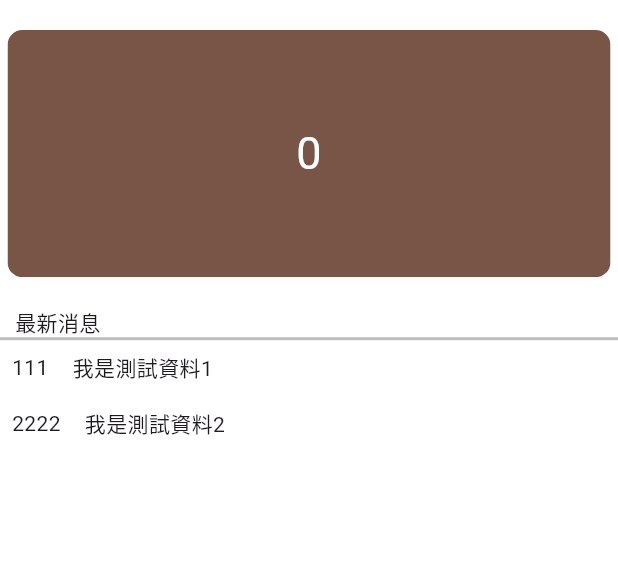
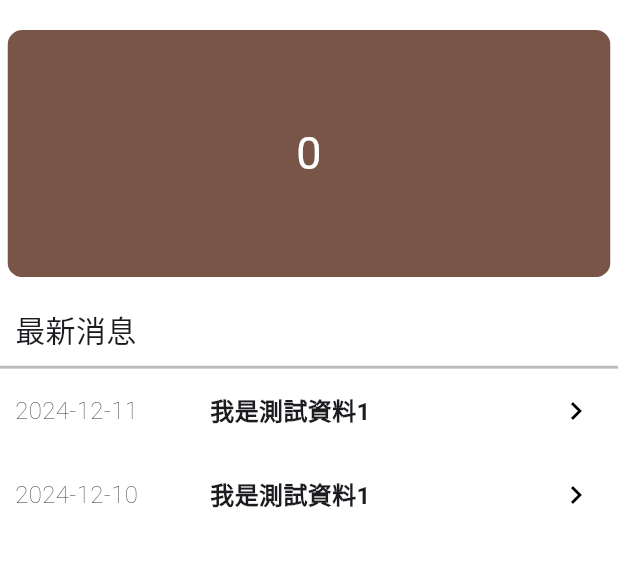
Before and after one commit to yieie/DB_FinalProject, a Flutter app: the screen it shows after launch, after a tap on "首頁", on a phone screen of 412 x 824 dp, the part 84-651 px from its top. Run offline on Flutter 3.47's test engine with Material 3 defaults, Android fonts, the phone set to English and light mode, and no system bars; drawn by our look-alikes of carousel_slider; our stand-ins replace dio, shared_preferences; network calls fail.

Commit message:
點擊主頁面公告連結可查看公告詳細內容

```diff
--- a/frontend/lib/ApiService.dart
+++ b/frontend/lib/ApiService.dart
@@ -1,4 +1,5 @@
 import 'dart:convert';
+import 'package:dio/dio.dart';
 import 'package:http/http.dart' as http;
 import 'DataStruct.dart';
 
@@ -31,9 +32,9 @@ class ApiService {
     }
   }
 
-  //拿取Announcement資料，使用get查詢，目前只拿取date、title、info
+  //拿取Announcement資料，使用get查詢，只拿取id、date、title
   //AnnStruct結構可參照DataStruct.dart
-  Future<List<AnnStruct>> getAnn() async {
+  Future<List<AnnStruct>> getAnnBasic() async {
     final uri = Uri.parse('$baseUrl/Ann/list');
     try {
       final response = await http.get(uri);
@@ -41,7 +42,29 @@ class ApiService {
         final data = jsonDecode(response.body);
         if (data != null) {
           // 將 JSON 轉換為 AnnStruct 列表
-          return (data as List).map((json) => AnnStruct.fromJson(json)).toList();
+          return (data as List).map((json) => AnnStruct.fromBasicJson(json)).toList();
+        } else {
+          throw Exception('Response data is null');
+        }
+      } else {
+        print("Error: ${response.statusCode} ${response.body}");
+        throw Exception('Failed to get Announcement');
+      }
+    } catch (e) {
+      print("Request failed: $e");
+      throw Exception('Error fetching Announcements');
+    }
+  }
+
+  Future<AnnStruct> getAnnDetail(int id) async{
+    final url = Uri.parse('$baseUrl/Ann/details/$id');
+    try{
+      final response = await http.get(url);
+      if (response.statusCode == 200) {
+        final data = jsonDecode(response.body);
+        if (data != null) {
+          // 將 JSON 轉換為 AnnStruct 列表
+          return data.map((json) => AnnStruct.fromDetailJson(json));
         } else {
           throw Exception('Response data is null');
         }
--- a/frontend/lib/DataStruct.dart
+++ b/frontend/lib/DataStruct.dart
@@ -1,12 +1,25 @@
 //公告結構(還缺照片及文件變數，待補)
 class AnnStruct{
+  int id;
   String date;
   String title;
-  String info;
+  String? info;
+  String? imageurl;
+  String? filename;
+  String? filetype;
+  String? filedata;
 
-  AnnStruct(this.date,this.title,this.info);
+  AnnStruct({required this.id,required this.date,required this.title,
+            this.info,this.imageurl,this.filename,this.filetype,this.filedata});
 
-  factory AnnStruct.fromJson(Map<String, dynamic> json){
-    return AnnStruct(json['date'], json['title'], json['info']);
+  factory AnnStruct.fromBasicJson(Map<String, dynamic> json){
+    return AnnStruct(id: json['AnnID'], date: json['AnnDate'], title: json['AnnTitle']);
+  }
+
+  factory AnnStruct.fromDetailJson(Map<String, dynamic> json){
+    return AnnStruct(id: json['AnnID'], date: json['AnnDate'],
+                    title: json['AnnTitle'], info: json['AnnInfo'],
+                    imageurl:  json['Poster'], filename: json['File_Name'],
+                    filetype:  json['File_Type'], filedata:  json['File_Data']);
   }
 }
--- a/frontend/lib/HomePage.dart
+++ b/frontend/lib/HomePage.dart
@@ -1,11 +1,12 @@
 import 'package:carousel_slider/carousel_slider.dart';
+import 'package:db_finalproject/AnnDetailPage.dart';
 import 'package:db_finalproject/ApiService.dart';
 import 'package:flutter/material.dart';
 import 'dart:math';
 import 'Navbar.dart';
 import 'ApiService.dart';
 import 'DataStruct.dart';
-
+import 'AnnDetailPage.dart';
 
 
 class HomePage extends StatelessWidget {
@@ -15,20 +16,17 @@ class HomePage extends StatelessWidget {
   Widget build(BuildContext context) {
     final scrSize = MediaQuery.of(context).size;
     final double screenWidth = scrSize.width;
-    final double screenHeight = scrSize.height;
     return Scaffold(
           backgroundColor: Colors.white,
           appBar: const Navbar(),
-          body: CarouselSlidePage(width: screenWidth, height: screenHeight)
+          body: CarouselSlidePage(width: screenWidth)
     );
   }
 }
 
 class CarouselSlidePage extends StatelessWidget{
-  CarouselSlidePage({required this.width,required this.height});
+  CarouselSlidePage({required this.width});
   final double width;
-  final double height;
-
 
   @override
   Widget build(BuildContext context) {
@@ -132,10 +130,10 @@ class _LastestAnnState extends State<LatestAnn>{
   List<AnnStruct> AnnList = [];
 
   Future<void> fetchAnnouncements() async {
-    AnnStruct test1=AnnStruct('111', '我是測試資料1', '111');
-    AnnStruct test2=AnnStruct('2222', '我是測試資料2', '222');
+    AnnStruct test1=AnnStruct(id: 1,date: '2024-12-11',title: '我是測試資料1');
+    AnnStruct test2=AnnStruct(id: 2,date: '2024-12-10',title: '我是測試資料1');
     try {
-      AnnList = await _apiService.getAnn();
+      AnnList = await _apiService.getAnnBasic();
       setState((){});
       // 更新 UI 或處理邏輯
       print('Fetched ${AnnList!.length} announcements');
@@ -155,14 +153,18 @@ class _LastestAnnState extends State<LatestAnn>{
 
   @override
   Widget build(BuildContext context) {
+    bool _hoveredRowIndex=false;
     // print("AnnList:");
     // print(AnnList.isNotEmpty ? AnnList.first.date : "No data");
     return Column(
       children: [
         Container(
           alignment: Alignment.topLeft,
-          padding: EdgeInsets.only(left: 10),
-          child: Text("最新消息"),
+          padding: EdgeInsets.only(left: 10,bottom: 10),
+          child: Text(
+            "最新消息",
+            style: TextStyle(fontSize: 20),
+          ),
         ),
         Container(
           height: 2,
@@ -171,26 +173,47 @@ class _LastestAnnState extends State<LatestAnn>{
         AnnList.isEmpty
             ? Center(child: CircularProgressIndicator()) // 顯示載入中
             : Table(
-                columnWidths: {
-                  0: FlexColumnWidth(1),
-                  1: FlexColumnWidth(5),
+                children: AnnList.map((item) => TableRow(children: [
+                    InkWell(
+                        onHover: (hovering){
+                          setState(() {
+                            _hoveredRowIndex = hovering;
+                          });
                         },
-                children: AnnList.map((item) => TableRow(children: [
-                  GestureDetector(
                         onTap: () {
                           print(item.title);
-                      Navigator.pushNamed(context,'/Ann');
+                          Navigator.push(
+                            context,
+                            MaterialPageRoute(
+                              builder: (context) => AnnDetailPage(AnnID: item.id),
+                            ),
+                          );
+
                         } ,
                         child: Row(
                             children: <Widget>[
                               Container(
-                            padding: EdgeInsets.all(8.0),
-                            child: Text(item.date),
+                                padding: EdgeInsets.only(top:16.0,left: 10.0,right:32.0,bottom: 16.0),
+                                child: Text(
+                                  item.date,
+                                  style: TextStyle(fontSize: 16,fontWeight: FontWeight.w100),
+                                ),
                               ),
                               Container(
-                            padding: EdgeInsets.all(8.0),
-                            child: Text(item.title),
+                                padding: EdgeInsets.all(16.0),
+                                child: Text(
+                                  item.title,
+                                  style: TextStyle(fontSize: 16,fontWeight: FontWeight.w600),
                                   ),
+                              ),
+                              Spacer(),
+                              Container(
+                                padding: EdgeInsets.only(right:16.0),
+                                child: Icon(
+                                  Icons.chevron_right,
+                                  color: Colors.black,
+                                ),
+                              )
                             ],
                           ),
                       ),
```
Also changed, not shown: frontend/lib/AnnDetailPage.dart (added, +126 -0 lines). Lines whose indentation alone changed are shown as unchanged.
